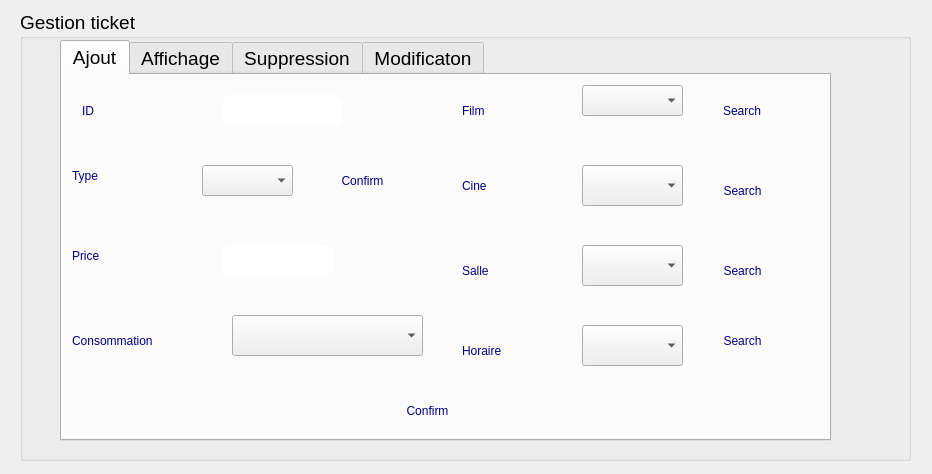
Before: the Qt Designer form integration_f/ticket_page.ui in SeifEddineAmara/smart-cinema-2A4, drawn with Qt 5.
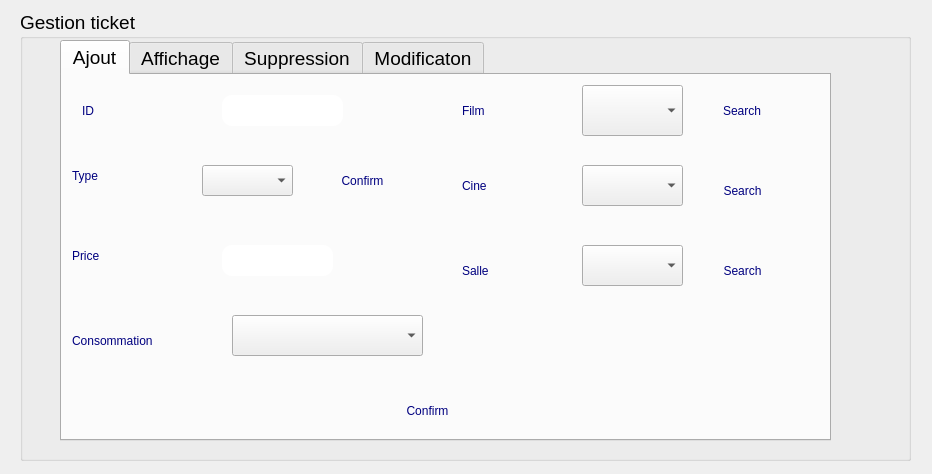
After: the same form once the commit is applied. Icons and pictures are not drawn.

The edit to the form file:
```diff
--- a/integration_f/ticket_page.ui
+++ b/integration_f/ticket_page.ui
@@ -193,7 +193,7 @@
         <x>520</x>
         <y>10</y>
         <width>101</width>
-        <height>31</height>
+        <height>51</height>
        </rect>
       </property>
       <property name="styleSheet">
@@ -262,37 +262,6 @@
        <string notr="true">border-image: whit</string>
       </property>
      </widget>
-     <widget class="QLabel" name="label_8">
-      <property name="geometry">
-       <rect>
-        <x>400</x>
-        <y>250</y>
-        <width>91</width>
-        <height>51</height>
-       </rect>
-      </property>
-      <property name="styleSheet">
-       <string notr="true">border-radius : 10px ;
-color: rgb(0, 0, 127);
-font: 14pt &quot;MS Shell Dlg 2&quot;;</string>
-      </property>
-      <property name="text">
-       <string>Horaire</string>
-      </property>
-     </widget>
-     <widget class="QComboBox" name="comboBox_horaire">
-      <property name="geometry">
-       <rect>
-        <x>520</x>
-        <y>250</y>
-        <width>101</width>
-        <height>41</height>
-       </rect>
-      </property>
-      <property name="styleSheet">
-       <string notr="true">border-image: whit</string>
-      </property>
-     </widget>
      <widget class="QPushButton" name="pushButton_update_film_cine">
       <property name="geometry">
        <rect>
@@ -350,25 +319,6 @@
        <string>Search</string>
       </property>
      </widget>
-     <widget class="QPushButton" name="pushButton_update_horaire">
-      <property name="geometry">
-       <rect>
-        <x>640</x>
-        <y>240</y>
-        <width>81</width>
-        <height>51</height>
-       </rect>
-      </property>
-      <property name="styleSheet">
-       <string notr="true">border-radius : 10px ;
-color: rgb(0, 0, 127);
-font: 14pt &quot;MS Shell Dlg 2&quot;;
-border-image: url(:/new/prefix3/orange.png);</string>
-      </property>
-      <property name="text">
-       <string>Search</string>
-      </property>
-     </widget>
      <widget class="QPushButton" name="pushButton_confirm_type">
       <property name="geometry">
        <rect>
```
Left out of the diff: 2 changed lines with no effect on the pictures.
